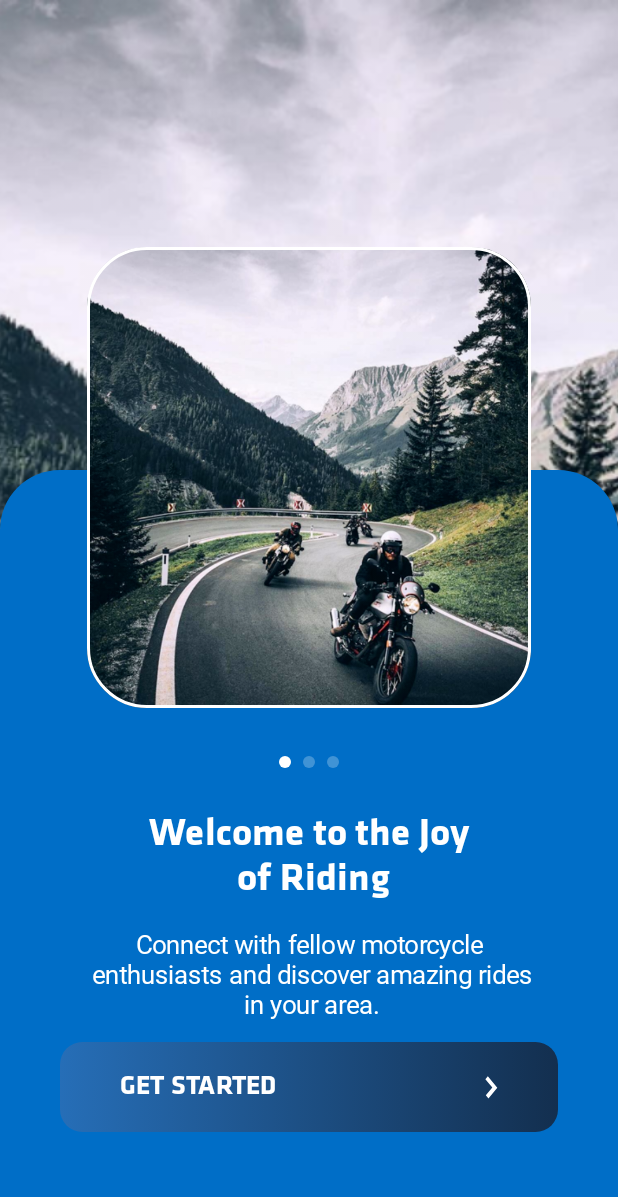
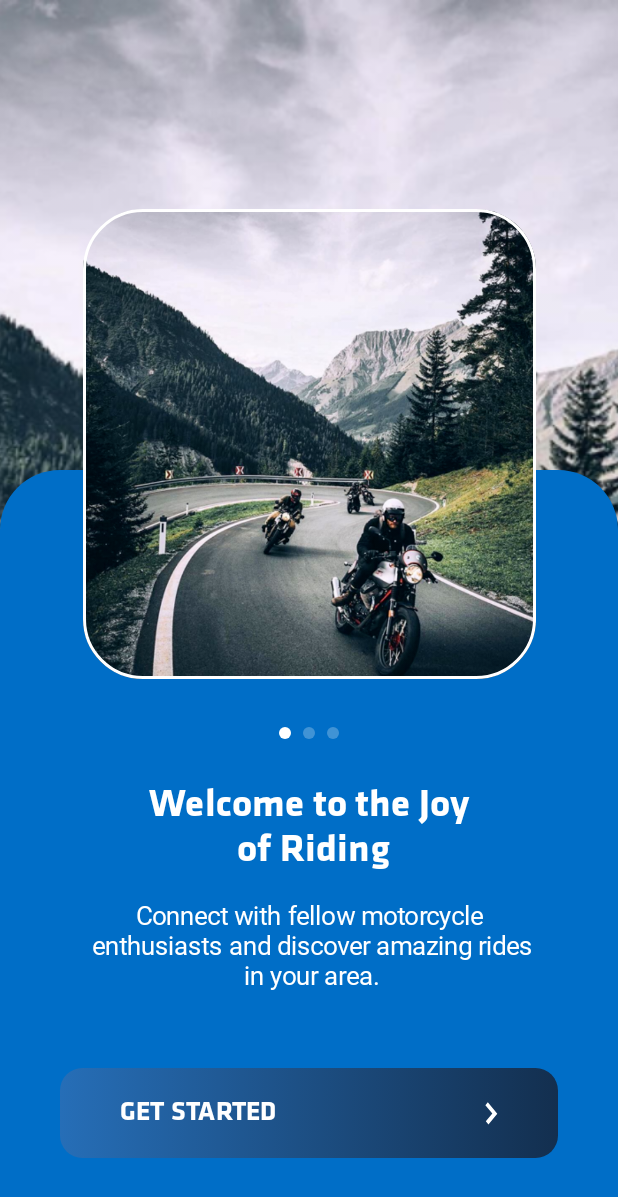
Before and after one commit to kalyani-adesso/Asphalt-A, an Android app built with Jetpack Compose: the screen it shows after launch (MainActivity), on a phone screen of 412 x 824 dp. Shown: the top 1197 px of the screen. Run offline under Robolectric (Android 15) with nearby library versions, the phone set to English and light mode, and no system bars; our stand-ins replace Compose Multiplatform resources; Roboto replaces fonts that are not available here.

Commit message:
fix UI issues for button spacing

```diff
--- a/feature/getstarted/src/main/java/com/asphalt/getstarted/GetStartedConstants.kt
+++ b/feature/getstarted/src/main/java/com/asphalt/getstarted/GetStartedConstants.kt
@@ -2,6 +2,9 @@ package com.asphalt.getstarted
 
 object GetStartedConstants {
     const val CARD_HEIGHT_RATIO = 0.62f
-    const val CAROUSEL_HEIGHT_RATIO = 0.2f
+    const val CAROUSEL_HEIGHT_RATIO = 0.1692f
+    const val CAROUSEL_IMAGE_ASPECT_RATIO = 0.9645f
+    const val CAROUSEL_IMAGE_HEIGHT_RATIO = 0.38f
     const val CAROUSEL_INDICATOR_ALPHA_INACTIVE = 0.25f
+
 }
--- a/feature/getstarted/src/main/java/com/asphalt/getstarted/composables/Carousel.kt
+++ b/feature/getstarted/src/main/java/com/asphalt/getstarted/composables/Carousel.kt
@@ -8,12 +8,11 @@ import androidx.compose.foundation.layout.Box
 import androidx.compose.foundation.layout.Column
 import androidx.compose.foundation.layout.Row
 import androidx.compose.foundation.layout.Spacer
-import androidx.compose.foundation.layout.fillMaxSize
+import androidx.compose.foundation.layout.aspectRatio
 import androidx.compose.foundation.layout.fillMaxWidth
 import androidx.compose.foundation.layout.height
 import androidx.compose.foundation.layout.padding
 import androidx.compose.foundation.layout.size
-import androidx.compose.foundation.layout.width
 import androidx.compose.foundation.layout.wrapContentHeight
 import androidx.compose.foundation.pager.HorizontalPager
 import androidx.compose.foundation.pager.PagerState
@@ -34,6 +33,7 @@ import com.asphalt.commonui.theme.Dimensions
 import com.asphalt.commonui.theme.NeutralWhite
 import com.asphalt.commonui.theme.Typography
 import com.asphalt.commonui.theme.TypographyBold
+import com.asphalt.commonui.utils.ComposeUtils.calculateHeightDpForPercentage
 import com.asphalt.getstarted.GetStartedConstants
 import com.asphalt.getstarted.sealedclasses.Carousels
 
@@ -41,7 +41,7 @@ import com.asphalt.getstarted.sealedclasses.Carousels
 fun Carousel(carousels: List<Carousels>, carouselTopPadding: Dp, pagerState: PagerState) {
 
     Column(
-        modifier = Modifier.fillMaxSize(),
+        modifier = Modifier.fillMaxWidth(),
         horizontalAlignment = Alignment.CenterHorizontally,
 
         ) {
@@ -60,8 +60,12 @@ fun Carousel(carousels: List<Carousels>, carouselTopPadding: Dp, pagerState: Pag
                 Image(
                     painter = painterResource(id = carousel.carouselItem.imageRes), null,
                     modifier = Modifier
-                        .width(Dimensions.size296)
-                        .height(Dimensions.size307)
+                        .height(
+                            calculateHeightDpForPercentage(
+                                GetStartedConstants.CAROUSEL_IMAGE_HEIGHT_RATIO
+                            )
+                        )
+                        .aspectRatio(GetStartedConstants.CAROUSEL_IMAGE_ASPECT_RATIO)
                         .border(
                             width = Dimensions.size2,
                             shape = RoundedCornerShape(Dimensions.radius40),
--- a/feature/getstarted/src/main/java/com/asphalt/getstarted/composables/GetStartedScreen.kt
+++ b/feature/getstarted/src/main/java/com/asphalt/getstarted/composables/GetStartedScreen.kt
@@ -2,14 +2,18 @@ package com.asphalt.getstarted.composables
 
 import androidx.compose.foundation.Image
 import androidx.compose.foundation.layout.Box
-import androidx.compose.foundation.layout.PaddingValues
+import androidx.compose.foundation.layout.Column
+import androidx.compose.foundation.layout.Spacer
 import androidx.compose.foundation.layout.fillMaxSize
 import androidx.compose.foundation.layout.fillMaxWidth
 import androidx.compose.foundation.layout.height
+import androidx.compose.foundation.layout.padding
+import androidx.compose.foundation.layout.wrapContentSize
 import androidx.compose.foundation.pager.rememberPagerState
 import androidx.compose.foundation.shape.RoundedCornerShape
 import androidx.compose.material3.Card
 import androidx.compose.material3.CardDefaults
+import androidx.compose.material3.Scaffold
 import androidx.compose.runtime.Composable
 import androidx.compose.ui.Alignment
 import androidx.compose.ui.Modifier
@@ -31,12 +35,13 @@ fun GetStartedScreen() {
         Carousels.JoyRideCarousel, Carousels.CommunityFeatureCarousel,
         Carousels.RideTogetherCarousel
     )
-    val carouselTopPadding = calculateHeightDpForPercentage(GetStartedConstants.CAROUSEL_HEIGHT_RATIO)
+    val carouselTopPadding =
+        calculateHeightDpForPercentage(GetStartedConstants.CAROUSEL_HEIGHT_RATIO)
     val cardHeight = calculateHeightDpForPercentage(GetStartedConstants.CARD_HEIGHT_RATIO)
     val pagerState = rememberPagerState(pageCount = {
         carouselItems.size
     })
-
+    Scaffold { innerPadding ->
         Box(modifier = Modifier.fillMaxSize(), contentAlignment = Alignment.BottomCenter) {
             Image(
                 painter = painterResource(id = carouselItems[pagerState.currentPage].carouselItem.imageRes),
@@ -45,7 +50,7 @@ fun GetStartedScreen() {
                 contentScale = ContentScale.Crop
             )
             Card(
-            modifier = Modifier.Companion
+                modifier = Modifier
                     .height(cardHeight)
                     .fillMaxWidth()
                     .align(Alignment.BottomCenter),
@@ -56,6 +61,19 @@ fun GetStartedScreen() {
 
                 colors = CardDefaults.cardColors(containerColor = PrimaryDarkerLightB75)
 
+            ) {}
+            Column(modifier = Modifier.fillMaxSize()) {
+
+                Carousel(carouselItems, carouselTopPadding, pagerState)
+                Spacer(Modifier.weight(1f))
+                Box(
+                    modifier = Modifier
+                        .wrapContentSize()
+                        .padding(
+                            start = Dimensions.padding40,
+                            end = Dimensions.padding40,
+                            bottom = innerPadding.calculateBottomPadding()
+                        ),
                 ) {
                     GradientButton(
                         startColor = PrimaryBrighterLightW75,
@@ -63,15 +81,13 @@ fun GetStartedScreen() {
                         {
                             //TODO: Handle button click for get started
                         },
-                PaddingValues(
-                    start = Dimensions.padding40,
-                    bottom = Dimensions.padding69,
-                    end = Dimensions.padding40
-                ),
                         buttonText = stringResource(R.string.get_started).uppercase(),
                         showArrow = true
                     )
                 }
-        Carousel(carouselItems, carouselTopPadding, pagerState)
+                Spacer(Modifier.weight(1f))
+
             }
         }
+    }
+}
--- a/feature/getstarted/src/main/java/com/asphalt/getstarted/composables/GradientButton.kt
+++ b/feature/getstarted/src/main/java/com/asphalt/getstarted/composables/GradientButton.kt
@@ -3,12 +3,12 @@ package com.asphalt.getstarted.composables
 import androidx.compose.foundation.background
 import androidx.compose.foundation.layout.Arrangement
 import androidx.compose.foundation.layout.Box
-import androidx.compose.foundation.layout.PaddingValues
 import androidx.compose.foundation.layout.Row
 import androidx.compose.foundation.layout.fillMaxSize
 import androidx.compose.foundation.layout.fillMaxWidth
 import androidx.compose.foundation.layout.height
 import androidx.compose.foundation.layout.padding
+import androidx.compose.foundation.layout.wrapContentSize
 import androidx.compose.foundation.shape.RoundedCornerShape
 import androidx.compose.material3.Button
 import androidx.compose.material3.ButtonDefaults
@@ -21,7 +21,6 @@ import androidx.compose.ui.graphics.Brush
 import androidx.compose.ui.graphics.Color
 import androidx.compose.ui.res.painterResource
 import androidx.compose.ui.unit.Dp
-import androidx.compose.ui.unit.dp
 import com.asphalt.commonui.R
 import com.asphalt.commonui.theme.Dimensions
 import com.asphalt.commonui.theme.NeutralWhite
@@ -32,18 +31,10 @@ fun GradientButton(
     startColor: Color,
     endColor: Color,
     onClick: () -> Unit,
-    buttonPaddingValues: PaddingValues = PaddingValues(0.dp),
     buttonHeight: Dp = Dimensions.size60,
     buttonRadius: Dp = Dimensions.radius15,
     buttonText: String,
-    buttonAlignment: Alignment = Alignment.BottomCenter,
     showArrow: Boolean = false
-) {
-
-    Box(
-        modifier = Modifier
-            .fillMaxSize()
-            .padding(buttonPaddingValues)
 ) {
     val gradient = Brush.horizontalGradient(
         listOf(
@@ -53,17 +44,16 @@ fun GradientButton(
     )
     Box(
         modifier = Modifier
-                .fillMaxWidth()
-                .height(buttonHeight)
+            .wrapContentSize()
             .background(gradient, RoundedCornerShape(buttonRadius))
-                .align(buttonAlignment)
 
     ) {
         Button(
             onClick = { onClick },
             colors = ButtonDefaults.buttonColors(containerColor = Color.Transparent),
             modifier = Modifier
-                    .fillMaxSize(),
+                .height(buttonHeight)
+                .fillMaxWidth(),
             shape = RoundedCornerShape(buttonRadius)
 
         ) {
@@ -94,4 +84,3 @@ fun GradientButton(
 
     }
 }
-}
```
Lines whose indentation alone changed are shown as unchanged.
